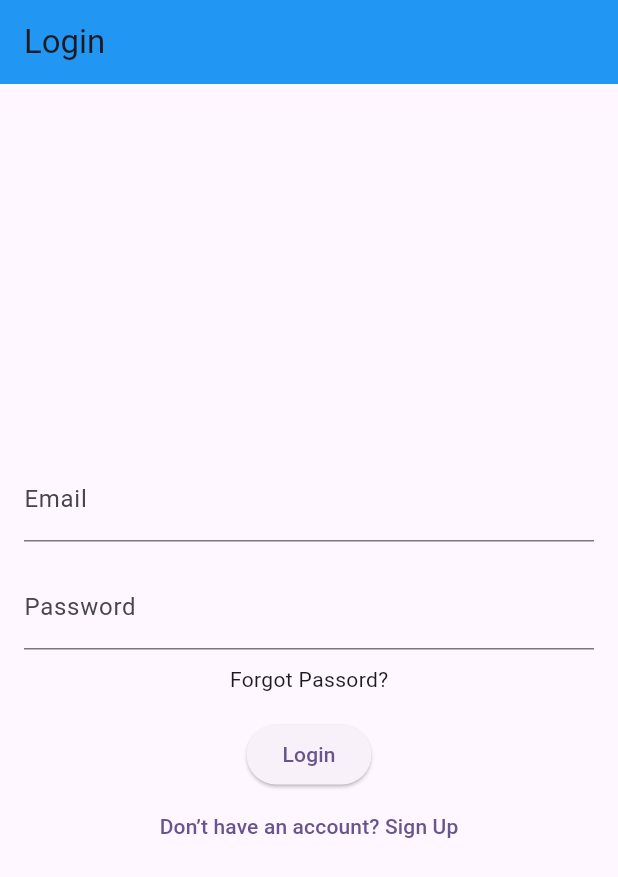
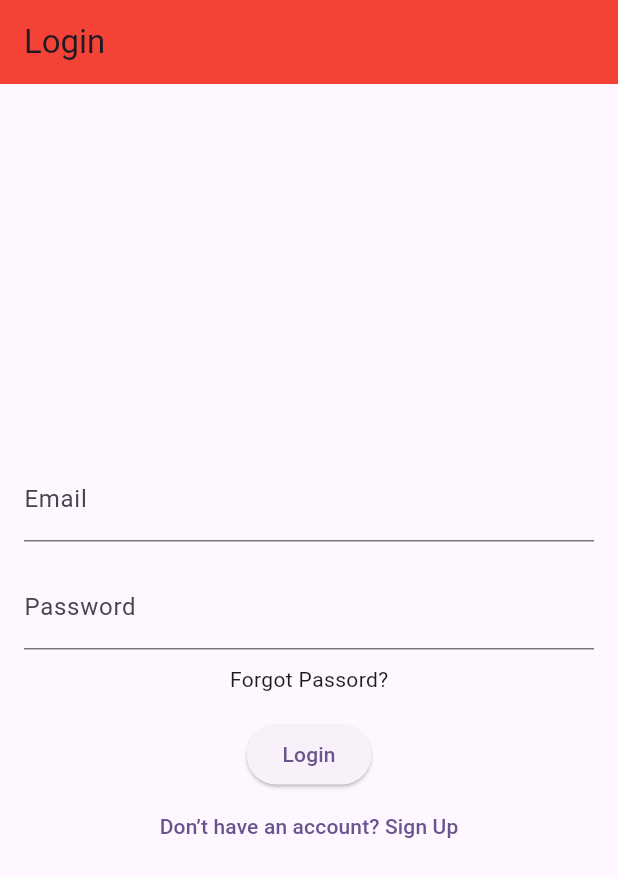
Before and after one commit to KS-SyedSaroshAli/github_practice-, a Flutter app: the screen it shows after launch, on a phone screen of 412 x 824 dp. Shown: the top 877 px of the screen. Run offline on Flutter 3.47's test engine with Material 3 defaults, Android fonts, the phone set to English and light mode, and no system bars.

Commit message:
Your commit message

```diff
--- a/lib/loginScreen.dart
+++ b/lib/loginScreen.dart
@@ -9,7 +9,7 @@ class LoginPage extends StatelessWidget{
   @override
   Widget build(BuildContext context) {
     return Scaffold(
-      appBar: AppBar(title: Text('Login'),backgroundColor: Colors.blue,),
+      appBar: AppBar(title: Text('Login'),backgroundColor: Colors.red,),
       body: Padding(
         padding: const EdgeInsets.all(16.0),
         child: Column(
```
